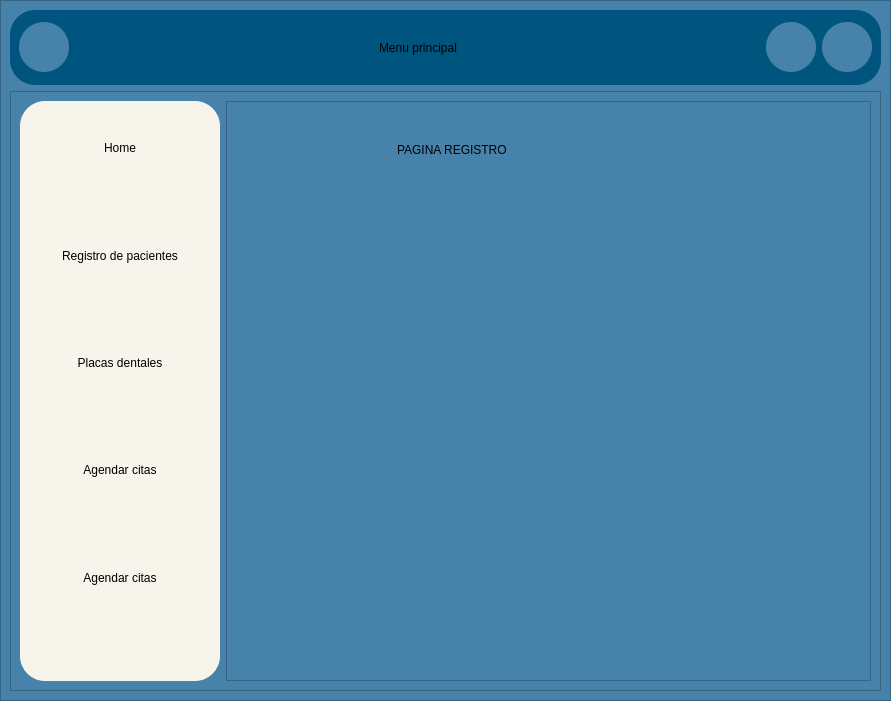
Qt form interfaces/menu.ui (Reinaldito04/App-Consultas-y-Historias-Medicas) before a commit.
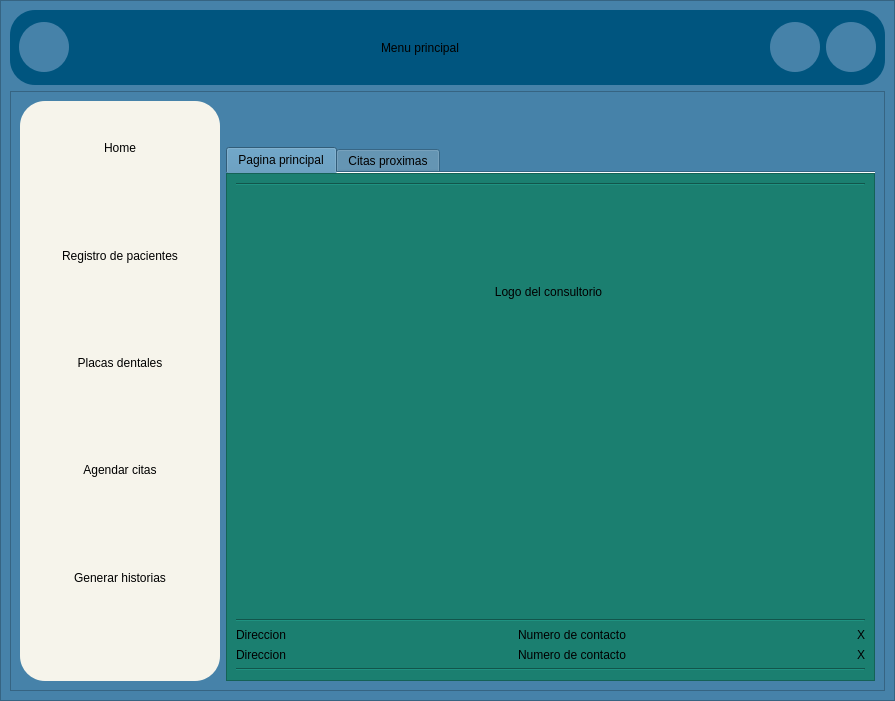
The same form after that commit. The open tabs and pages were chosen to show the change. Icons and pictures are not drawn.

Commit message: pantalla completa del menu principal, falta ajustar pantallas en resto de interfaces

What changed in the file:
```diff
--- a/interfaces/menu.ui
+++ b/interfaces/menu.ui
@@ -505,7 +505,7 @@
                <item>
                 <widget class="QLabel" name="label_9">
                  <property name="text">
-                  <string>Agendar citas</string>
+                  <string>Generar historias</string>
                  </property>
                  <property name="alignment">
                   <set>Qt::AlignCenter</set>
@@ -567,138 +567,416 @@
            </widget>
           </item>
           <item>
-           <widget class="QFrame" name="frame_paginas">
-            <property name="styleSheet">
-             <string notr="true"/>
-            </property>
-            <property name="frameShape">
-             <enum>QFrame::StyledPanel</enum>
-            </property>
-            <property name="frameShadow">
-             <enum>QFrame::Raised</enum>
-            </property>
-            <layout class="QVBoxLayout" name="verticalLayout_4">
-             <property name="leftMargin">
-              <number>0</number>
-             </property>
-             <property name="topMargin">
-              <number>0</number>
-             </property>
-             <property name="rightMargin">
-              <number>0</number>
-             </property>
-             <property name="bottomMargin">
-              <number>0</number>
-             </property>
-             <item>
-              <widget class="QStackedWidget" name="stackedWidget">
-               <property name="currentIndex">
-                <number>0</number>
-               </property>
-               <widget class="QWidget" name="page_home">
-                <widget class="QLabel" name="lb_nombre">
-                 <property name="geometry">
-                  <rect>
-                   <x>180</x>
-                   <y>30</y>
-                   <width>371</width>
-                   <height>51</height>
-                  </rect>
-                 </property>
-                 <property name="layoutDirection">
-                  <enum>Qt::LeftToRight</enum>
-                 </property>
-                 <property name="styleSheet">
-                  <string notr="true">font: 75 italic 18px &quot;Hack Nerd Font&quot;;
-</string>
-                 </property>
-                 <property name="text">
-                  <string/>
-                 </property>
-                 <property name="textFormat">
-                  <enum>Qt::AutoText</enum>
-                 </property>
-                 <property name="alignment">
-                  <set>Qt::AlignCenter</set>
-                 </property>
-                </widget>
-               </widget>
-               <widget class="QWidget" name="page_registro">
-                <widget class="QLabel" name="label_2">
-                 <property name="geometry">
-                  <rect>
-                   <x>170</x>
-                   <y>40</y>
-                   <width>201</width>
-                   <height>16</height>
-                  </rect>
-                 </property>
-                 <property name="styleSheet">
-                  <string notr="true">font: 75 italic 18px &quot;Hack Nerd Font&quot;;</string>
-                 </property>
-                 <property name="text">
-                  <string>PAGINA REGISTRO</string>
-                 </property>
-                </widget>
-               </widget>
-               <widget class="QWidget" name="page_consulta">
-                <widget class="QLabel" name="label_3">
-                 <property name="geometry">
-                  <rect>
-                   <x>190</x>
-                   <y>50</y>
-                   <width>201</width>
-                   <height>16</height>
-                  </rect>
-                 </property>
-                 <property name="styleSheet">
-                  <string notr="true">font: 75 italic 18px &quot;Hack Nerd Font&quot;;</string>
-                 </property>
-                 <property name="text">
-                  <string>PAGINA CONSULTA</string>
-                 </property>
-                </widget>
-               </widget>
-               <widget class="QWidget" name="page_pacientes">
-                <widget class="QLabel" name="label_4">
-                 <property name="geometry">
-                  <rect>
-                   <x>170</x>
-                   <y>30</y>
-                   <width>201</width>
-                   <height>16</height>
-                  </rect>
-                 </property>
-                 <property name="styleSheet">
-                  <string notr="true">font: 75 italic 18px &quot;Hack Nerd Font&quot;;</string>
-                 </property>
-                 <property name="text">
-                  <string>PAGINA PACIENTES</string>
-                 </property>
-                </widget>
-               </widget>
-               <widget class="QWidget" name="page_historial">
-                <widget class="QLabel" name="label_5">
-                 <property name="geometry">
-                  <rect>
-                   <x>170</x>
-                   <y>40</y>
-                   <width>201</width>
-                   <height>16</height>
-                  </rect>
-                 </property>
-                 <property name="styleSheet">
-                  <string notr="true">font: 75 italic 18px &quot;Hack Nerd Font&quot;;</string>
-                 </property>
-                 <property name="text">
-                  <string>PAGINA HISTORIAL</string>
-                 </property>
-                </widget>
-               </widget>
+           <layout class="QVBoxLayout" name="verticalLayout_4">
+            <item>
+             <widget class="QLabel" name="lb_nombre">
+              <property name="minimumSize">
+               <size>
+                <width>0</width>
+                <height>40</height>
+               </size>
+              </property>
+              <property name="maximumSize">
+               <size>
+                <width>16777215</width>
+                <height>40</height>
+               </size>
+              </property>
+              <property name="layoutDirection">
+               <enum>Qt::LeftToRight</enum>
+              </property>
+              <property name="styleSheet">
+               <string notr="true">QLabel{
+font: 75 italic 18px &quot;Hack Nerd Font&quot;;
+}</string>
+              </property>
+              <property name="text">
+               <string/>
+              </property>
+              <property name="textFormat">
+               <enum>Qt::AutoText</enum>
+              </property>
+              <property name="alignment">
+               <set>Qt::AlignCenter</set>
+              </property>
+             </widget>
+            </item>
+            <item>
+             <widget class="QTabWidget" name="tabWidget">
+              <property name="focusPolicy">
+               <enum>Qt::ClickFocus</enum>
+              </property>
+              <property name="autoFillBackground">
+               <bool>false</bool>
+              </property>
+              <property name="tabPosition">
+               <enum>QTabWidget::North</enum>
+              </property>
+              <property name="currentIndex">
+               <number>1</number>
+              </property>
+              <property name="usesScrollButtons">
+               <bool>true</bool>
+              </property>
+              <property name="documentMode">
+               <bool>true</bool>
+              </property>
+              <property name="tabsClosable">
+               <bool>false</bool>
+              </property>
+              <property name="movable">
+               <bool>true</bool>
+              </property>
+              <property name="tabBarAutoHide">
+               <bool>false</bool>
+              </property>
+              <widget class="QWidget" name="principal_tab">
+               <attribute name="title">
+                <string>Pagina principal</string>
+               </attribute>
+               <layout class="QVBoxLayout" name="verticalLayout_8">
+                <property name="spacing">
+                 <number>0</number>
+                </property>
+                <property name="leftMargin">
+                 <number>0</number>
+                </property>
+                <property name="topMargin">
+                 <number>0</number>
+                </property>
+                <property name="rightMargin">
+                 <number>0</number>
+                </property>
+                <property name="bottomMargin">
+                 <number>0</number>
+                </property>
+                <item>
+                 <widget class="QFrame" name="frmae_fondo">
+                  <property name="styleSheet">
+                   <string notr="true">QFrame{
+	background-color: rgb(27, 127, 112);
+}</string>
+                  </property>
+                  <property name="frameShape">
+                   <enum>QFrame::StyledPanel</enum>
+                  </property>
+                  <property name="frameShadow">
+                   <enum>QFrame::Raised</enum>
+                  </property>
+                  <layout class="QVBoxLayout" name="verticalLayout_12">
+                   <item>
+                    <widget class="Line" name="line_2">
+                     <property name="orientation">
+                      <enum>Qt::Horizontal</enum>
+                     </property>
+                    </widget>
+                   </item>
+                   <item>
+                    <widget class="QLabel" name="label_3">
+                     <property name="minimumSize">
+                      <size>
+                       <width>625</width>
+                       <height>200</height>
+                      </size>
+                     </property>
+                     <property name="maximumSize">
+                      <size>
+                       <width>625</width>
+                       <height>200</height>
+                      </size>
+                     </property>
+                     <property name="text">
+                      <string>Logo del consultorio</string>
+                     </property>
+                     <property name="alignment">
+                      <set>Qt::AlignCenter</set>
+                     </property>
+                    </widget>
+                   </item>
+                   <item>
+                    <spacer name="verticalSpacer_7">
+                     <property name="orientation">
+                      <enum>Qt::Vertical</enum>
+                     </property>
+                     <property name="sizeHint" stdset="0">
+                      <size>
+                       <width>20</width>
+                       <height>213</height>
+                      </size>
+                     </property>
+                    </spacer>
+                   </item>
+                   <item>
+                    <widget class="Line" name="line_6">
+                     <property name="orientation">
+                      <enum>Qt::Horizontal</enum>
+                     </property>
+                    </widget>
+                   </item>
+                   <item>
+                    <layout class="QHBoxLayout" name="horizontalLayout_4">
+                     <item>
+                      <layout class="QVBoxLayout" name="verticalLayout_11">
+                       <item>
+                        <widget class="QLabel" name="label_4">
+                         <property name="text">
+                          <string>Direccion</string>
+                         </property>
+                        </widget>
+                       </item>
+                       <item>
+                        <widget class="QLabel" name="label_12">
+                         <property name="text">
+                          <string>Direccion</string>
+                         </property>
+                        </widget>
+                       </item>
+                      </layout>
+                     </item>
+                     <item>
+                      <spacer name="horizontalSpacer_3">
+                       <property name="orientation">
+                        <enum>Qt::Horizontal</enum>
+                       </property>
+                       <property name="sizeHint" stdset="0">
+                        <size>
+                         <width>40</width>
+                         <height>20</height>
+                        </size>
+                       </property>
+                      </spacer>
+                     </item>
+                     <item>
+                      <layout class="QVBoxLayout" name="verticalLayout_10">
+                       <item>
+                        <widget class="QLabel" name="label_5">
+                         <property name="text">
+                          <string>Numero de contacto</string>
+                         </property>
+                        </widget>
+                       </item>
+                       <item>
+                        <widget class="QLabel" name="label_13">
+                         <property name="text">
+                          <string>Numero de contacto</string>
+                         </property>
+                        </widget>
+                       </item>
+                      </layout>
+                     </item>
+                     <item>
+                      <spacer name="horizontalSpacer_4">
+                       <property name="orientation">
+                        <enum>Qt::Horizontal</enum>
+                       </property>
+                       <property name="sizeHint" stdset="0">
+                        <size>
+                         <width>40</width>
+                         <height>20</height>
+                        </size>
+                       </property>
+                      </spacer>
+                     </item>
+                     <item>
+                      <layout class="QVBoxLayout" name="verticalLayout_6">
+                       <item>
+                        <widget class="QLabel" name="label_11">
+                         <property name="text">
+                          <string>X</string>
+                         </property>
+                        </widget>
+                       </item>
+                       <item>
+                        <widget class="QLabel" name="label_14">
+                         <property name="text">
+                          <string>X</string>
+                         </property>
+                        </widget>
+                       </item>
+                      </layout>
+                     </item>
+                    </layout>
+                   </item>
+                   <item>
+                    <widget class="Line" name="line">
+                     <property name="orientation">
+                      <enum>Qt::Horizontal</enum>
+                     </property>
+                    </widget>
+                   </item>
+                  </layout>
+                 </widget>
+                </item>
+               </layout>
               </widget>
-             </item>
-            </layout>
-           </widget>
+              <widget class="QWidget" name="citas_tab">
+               <attribute name="title">
+                <string>Citas proximas</string>
+               </attribute>
+               <layout class="QVBoxLayout" name="verticalLayout_7">
+                <property name="spacing">
+                 <number>0</number>
+                </property>
+                <property name="leftMargin">
+                 <number>0</number>
+                </property>
+                <property name="topMargin">
+                 <number>0</number>
+                </property>
+                <property name="rightMargin">
+                 <number>0</number>
+                </property>
+                <property name="bottomMargin">
+                 <number>0</number>
+                </property>
+                <item>
+                 <widget class="QFrame" name="frame_fondo">
+                  <property name="styleSheet">
+                   <string notr="true">QFrame{
+	background-color: rgb(27, 127, 112);
+}</string>
+                  </property>
+                  <property name="frameShape">
+                   <enum>QFrame::StyledPanel</enum>
+                  </property>
+                  <property name="frameShadow">
+                   <enum>QFrame::Raised</enum>
+                  </property>
+                  <layout class="QVBoxLayout" name="verticalLayout_13">
+                   <item>
+                    <widget class="Line" name="line_3">
+                     <property name="orientation">
+                      <enum>Qt::Horizontal</enum>
+                     </property>
+                    </widget>
+                   </item>
+                   <item>
+                    <layout class="QHBoxLayout" name="horizontalLayout_5">
+                     <item>
+                      <spacer name="horizontalSpacer_5">
+                       <property name="orientation">
+                        <enum>Qt::Horizontal</enum>
+                       </property>
+                       <property name="sizeHint" stdset="0">
+                        <size>
+                         <width>40</width>
+                         <height>20</height>
+                        </size>
+                       </property>
+                      </spacer>
+                     </item>
+                     <item>
+                      <widget class="QDateTimeEdit" name="dateTimeEdit">
+                       <property name="enabled">
+                        <bool>true</bool>
+                       </property>
+                       <property name="tabletTracking">
+                        <bool>false</bool>
+                       </property>
+                       <property name="acceptDrops">
+                        <bool>false</bool>
+                       </property>
+                       <property name="autoFillBackground">
+                        <bool>false</bool>
+                       </property>
+                       <property name="wrapping">
+                        <bool>false</bool>
+                       </property>
+                       <property name="frame">
+                        <bool>false</bool>
+                       </property>
+                       <property name="alignment">
+                        <set>Qt::AlignCenter</set>
+                       </property>
+                       <property name="readOnly">
+                        <bool>true</bool>
+                       </property>
+                       <property name="buttonSymbols">
+                        <enum>QAbstractSpinBox::NoButtons</enum>
+                       </property>
+                       <property name="specialValueText">
+                        <string/>
+                       </property>
+                       <property name="accelerated">
+                        <bool>false</bool>
+                       </property>
+                       <property name="correctionMode">
+                        <enum>QAbstractSpinBox::CorrectToPreviousValue</enum>
+                       </property>
+                       <property name="showGroupSeparator" stdset="0">
+                        <bool>false</bool>
+                       </property>
+                       <property name="calendarPopup">
+                        <bool>false</bool>
+                       </property>
+                      </widget>
+                     </item>
+                    </layout>
+                   </item>
+                   <item>
+                    <widget class="QLabel" name="label_2">
+                     <property name="text">
+                      <string>Pacientes con citas más cercanas</string>
+                     </property>
+                    </widget>
+                   </item>
+                   <item>
+                    <widget class="Line" name="line_5">
+                     <property name="orientation">
+                      <enum>Qt::Horizontal</enum>
+                     </property>
+                    </widget>
+                   </item>
+                   <item>
+                    <widget class="QFrame" name="frame_tabla">
+                     <property name="styleSheet">
+                      <string notr="true">QFrame{
+	background-color: rgb(255, 255, 255);
+}</string>
+                     </property>
+                     <property name="frameShape">
+                      <enum>QFrame::StyledPanel</enum>
+                     </property>
+                     <property name="frameShadow">
+                      <enum>QFrame::Raised</enum>
+                     </property>
+                     <layout class="QVBoxLayout" name="verticalLayout_9">
+                      <property name="spacing">
+                       <number>0</number>
+                      </property>
+                      <property name="leftMargin">
+                       <number>0</number>
+                      </property>
+                      <property name="topMargin">
+                       <number>0</number>
+                      </property>
+                      <property name="rightMargin">
+                       <number>0</number>
+                      </property>
+                      <property name="bottomMargin">
+                       <number>0</number>
+                      </property>
+                      <item>
+                       <widget class="QTableWidget" name="tableWidget"/>
+                      </item>
+                     </layout>
+                    </widget>
+                   </item>
+                   <item>
+                    <widget class="Line" name="line_4">
+                     <property name="orientation">
+                      <enum>Qt::Horizontal</enum>
+                     </property>
+                    </widget>
+                   </item>
+                  </layout>
+                 </widget>
+                </item>
+               </layout>
+              </widget>
+             </widget>
+            </item>
+           </layout>
           </item>
          </layout>
          <zorder>frame_paginas</zorder>
```
Left out of the diff: 2 changed lines with no effect on the pictures. The commit also changes 2 other files.
